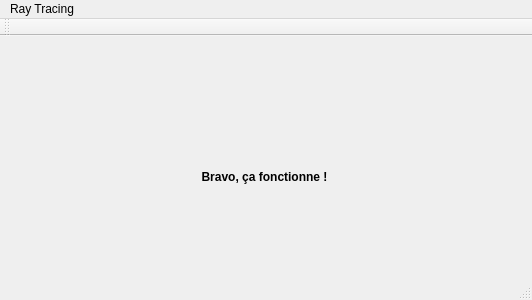
First picture: the form in mainwindow.ui, repository DocGrobi/RayTracingCpp, before the edit.
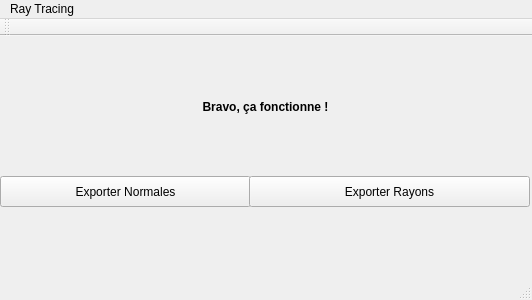
Second picture: the form after the edit.

Commit message: affichage de rayons 2D création de boutons

```diff
--- a/mainwindow.ui
+++ b/mainwindow.ui
@@ -17,10 +17,10 @@
    <widget class="QLabel" name="label">
     <property name="geometry">
      <rect>
-      <x>49</x>
-      <y>100</y>
+      <x>50</x>
+      <y>10</y>
       <width>431</width>
-      <height>81</height>
+      <height>121</height>
      </rect>
     </property>
     <property name="font">
@@ -39,6 +39,53 @@
      <bool>true</bool>
     </property>
    </widget>
+   <widget class="QPushButton" name="bouton_normales">
+    <property name="geometry">
+     <rect>
+      <x>0</x>
+      <y>140</y>
+      <width>251</width>
+      <height>31</height>
+     </rect>
+    </property>
+    <property name="sizePolicy">
+     <sizepolicy hsizetype="Maximum" vsizetype="Fixed">
+      <horstretch>0</horstretch>
+      <verstretch>0</verstretch>
+     </sizepolicy>
+    </property>
+    <property name="text">
+     <string>Exporter Normales</string>
+    </property>
+   </widget>
+   <widget class="QPushButton" name="bouton_rayons">
+    <property name="geometry">
+     <rect>
+      <x>249</x>
+      <y>140</y>
+      <width>281</width>
+      <height>31</height>
+     </rect>
+    </property>
+    <property name="sizePolicy">
+     <sizepolicy hsizetype="Expanding" vsizetype="Fixed">
+      <horstretch>0</horstretch>
+      <verstretch>0</verstretch>
+     </sizepolicy>
+    </property>
+    <property name="autoFillBackground">
+     <bool>false</bool>
+    </property>
+    <property name="text">
+     <string>Exporter Rayons</string>
+    </property>
+    <property name="autoDefault">
+     <bool>false</bool>
+    </property>
+    <property name="flat">
+     <bool>false</bool>
+    </property>
+   </widget>
   </widget>
   <widget class="QMenuBar" name="menuBar">
    <property name="geometry">
```
The commit also changes 9 other files.
